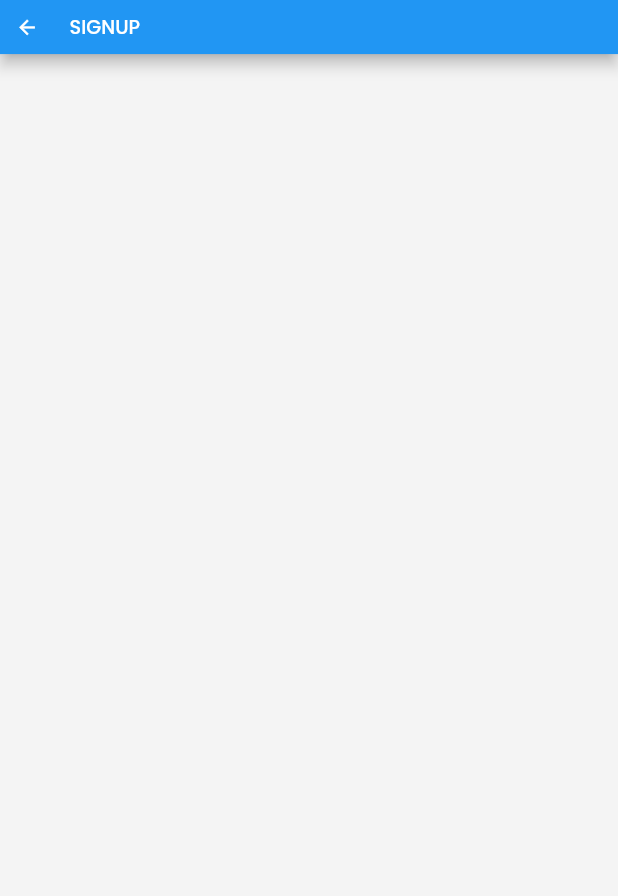
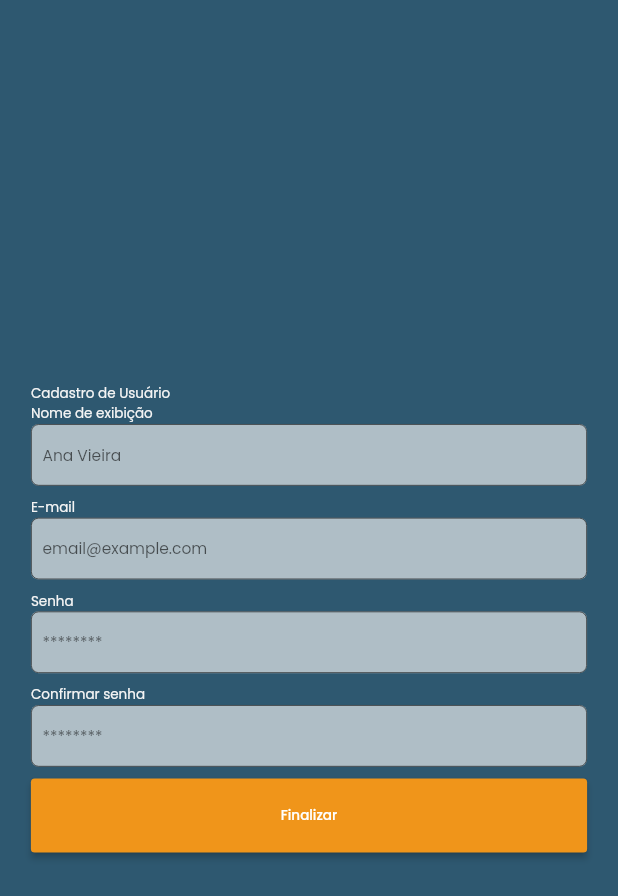
Before and after one commit to lmtsufape/nutricao-animal-app, a Flutter app: the SignUpScreen screen opened by its route, on a phone screen of 412 x 824 dp. Shown: the top 896 px of the screen. Run offline on Flutter 3.47's test engine with Material 2 defaults, Android fonts, the phone set to English and light mode, and no system bars; our stand-ins replace device_preview, dio, google_fonts, responsive_framework.

Commit message:
Update sign_up_screen.dart

```diff
--- a/lib/screens/sign up/sign_up_screen.dart
+++ b/lib/screens/sign up/sign_up_screen.dart
@@ -1,19 +1,87 @@
 import 'package:flutter/material.dart';
 import 'package:flutter/src/foundation/key.dart';
 import 'package:flutter/src/widgets/framework.dart';
+import 'package:provider/provider.dart';
+import 'package:thunderapp/components/forms/custom_text_form_field.dart';
+import 'package:thunderapp/screens/sign%20up/sign_up_controller.dart';
+import 'package:thunderapp/shared/constants/app_number_constants.dart';
+import 'package:thunderapp/shared/constants/style_constants.dart';
 
-class SignUpScreen extends StatefulWidget {
+import '../../components/buttons/primary_button.dart';
+import '../../components/utils/vertical_spacer_box.dart';
+import '../../shared/constants/app_enums.dart';
+import '../screens_index.dart';
+
+class SignUpScreen extends StatelessWidget {
   const SignUpScreen({Key? key}) : super(key: key);
 
   @override
-  State<SignUpScreen> createState() => _SignUpScreenState();
-}
-
-class _SignUpScreenState extends State<SignUpScreen> {
-  @override
   Widget build(BuildContext context) {
-    return Scaffold(
-      appBar: AppBar(title: const Text('SIGNUP')),
+    return MultiProvider(
+      providers: [
+        ChangeNotifierProvider(create: (_) => SignUpController()),
+      ],
+      builder: (context, child) {
+        return Consumer<SignUpController>(
+          builder: (context, controller, child) => Scaffold(
+            backgroundColor: kPrimaryColor,
+            //Padding = espaçamento
+            body: Padding(
+                padding: const EdgeInsets.all(kDefaultPadding),
+                child: Column(
+                  mainAxisAlignment: MainAxisAlignment.center,
+                  crossAxisAlignment: CrossAxisAlignment.start,
+                  children: [
+                    const Spacer(),
+                    const Text(
+                      'Cadastro de Usuário',
+                      style: TextStyle(color: kBackgroundColor),
+                    ),
+                    const Text(
+                      'Nome de exibição',
+                      style: TextStyle(color: kBackgroundColor),
+                    ),
+                    CustomTextFormField(
+                      hintText: 'Ana Vieira',
+                      // controller: controller.nomeController,
+                    ),
+                    const VerticalSpacerBox(size: SpacerSize.small),
+                    const Text(
+                      'E-mail',
+                      style: TextStyle(color: kBackgroundColor),
+                    ),
+                    CustomTextFormField(
+                      hintText: 'email@example.com',
+                      // controller: controller.emailController,
+                    ),
+                    const VerticalSpacerBox(size: SpacerSize.small),
+                    const Text('Senha',
+                        style: TextStyle(color: kBackgroundColor)),
+                    CustomTextFormField(
+                      hintText: '********',
+                      //  isPassword: true,
+                      // controller: controller.passwordController,
+                    ),
+                    const VerticalSpacerBox(size: SpacerSize.small),
+                    const Text('Confirmar senha',
+                        style: TextStyle(color: kBackgroundColor)),
+                    CustomTextFormField(
+                      hintText: '********',
+                      //isPassword: true,
+                      // controller: controller.passwordController,
+                    ),
+                    const VerticalSpacerBox(size: SpacerSize.small),
+                    const SizedBox(),
+                    PrimaryButton(
+                        text: 'Finalizar',
+                        //Criar rota
+                        onPressed: () => controller.signUp(context)),
+                    const Spacer(),
+                  ],
+                )),
+          ),
+        );
+      },
     );
   }
 }
```
